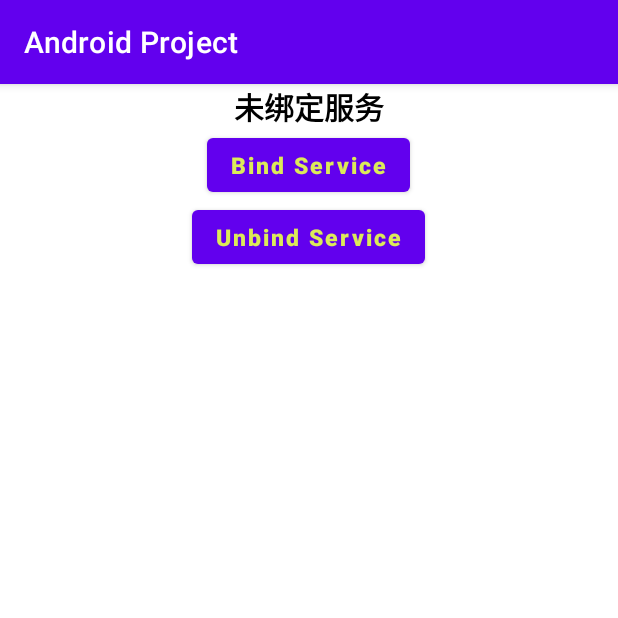
After one commit to UnknowPointError/Android-Project-Basic, an Android app: the ServiceActivity screen opened directly, with no data from a screen before it, on a phone screen of 412 x 824 dp, the top half of it. The commit adds this screen. Run offline under Robolectric (Android 15) with nearby library versions, the phone set to English and light mode, and no system bars; network calls fail.

Commit message:
2021.11.8-->1

```diff
--- /dev/null
+++ b/app/src/main/java/cn/example/androidProject/service/ServiceActivity.kt
@@ -0,0 +1,55 @@
+package cn.example.androidProject.service
+
+import android.content.ComponentName
+import android.content.Context
+import android.content.Intent
+import android.content.ServiceConnection
+import androidx.appcompat.app.AppCompatActivity
+import android.os.Bundle
+import android.os.IBinder
+import android.util.Log
+import android.widget.TextView
+import cn.example.androidProject.databinding.ServiceActivityBinding
+
+class ServiceActivity : AppCompatActivity() {
+    companion object {
+        var text: String = "未绑定服务"
+    }
+
+    lateinit var downloadBinder: MyService.DownloadBinder
+    private val mBinding by lazy { ServiceActivityBinding.inflate(layoutInflater) }
+    private val connection = object : ServiceConnection {
+        override fun onServiceConnected(componentName: ComponentName?, service: IBinder?) {
+            text = "已绑定服务"
+            Log.e("aaa", "执行")
+            downloadBinder = service as MyService.DownloadBinder
+            downloadBinder.startDownload()
+            downloadBinder.getProgress()
+            mBinding.serviceTextView.text = text
+        }
+
+        override fun onServiceDisconnected(componentName: ComponentName?) {
+        }
+
+    }
+
+
+    override fun onCreate(savedInstanceState: Bundle?) {
+        super.onCreate(savedInstanceState)
+        setContentView(mBinding.root)
+        initComponent()
+    }
+
+    private fun initComponent() {
+        mBinding.apply {
+            bindService.setOnClickListener {
+                val intent = Intent(this@ServiceActivity, MyService::class.java)
+                bindService(intent, connection, Context.BIND_AUTO_CREATE)
+            }
+            unBindService.setOnClickListener {
+                unbindService(connection)
+                mBinding.serviceTextView.text = "取消绑定服务"
+            }
+        }
+    }
+}
--- /dev/null
+++ b/app/src/main/res/layout/service_activity.xml
@@ -0,0 +1,40 @@
+<?xml version="1.0" encoding="utf-8"?>
+<LinearLayout xmlns:android="http://schemas.android.com/apk/res/android"
+    xmlns:tools="http://schemas.android.com/tools"
+    android:layout_width="match_parent"
+    android:layout_height="match_parent"
+    android:orientation="vertical"
+    tools:context=".service.ServiceActivity">
+
+    <TextView
+        android:id="@+id/serviceTextView"
+        android:layout_width="match_parent"
+        android:layout_height="wrap_content"
+        android:gravity="center_horizontal"
+        android:text="未绑定服务"
+        android:textColor="@color/black"
+        android:textSize="20sp"
+        android:textStyle="bold" />
+
+    <Button
+        android:id="@+id/bindService"
+        android:layout_width="wrap_content"
+        android:layout_height="wrap_content"
+        android:layout_gravity="center_horizontal"
+        android:text="Bind Service"
+        android:textAllCaps="false"
+        android:textColor="#DCEA59"
+        android:textSize="15sp"
+        android:textStyle="bold" />
+
+    <Button
+        android:id="@+id/unBindService"
+        android:layout_width="wrap_content"
+        android:layout_height="wrap_content"
+        android:layout_gravity="center_horizontal"
+        android:text="Unbind Service"
+        android:textAllCaps="false"
+        android:textColor="#DCEA59"
+        android:textSize="15sp"
+        android:textStyle="bold" />
+</LinearLayout>
--- /dev/null
+++ b/app/src/main/res/xml/file_paths.xml
@@ -0,0 +1,6 @@
+<?xml version="1.0" encoding="UTF-8" ?>
+<paths xmlns:android="http://schemas.android.com/apk/res/android">
+    <external-path
+        name="my_images"
+        path="/"/>
+</paths>
```
Also changed, not shown: app/src/main/AndroidManifest.xml (+27 -1 lines), app/src/main/java/cn/example/androidProject/MainActivity.kt (+34 -26 lines), app/src/main/java/cn/example/androidProject/cameraAlbum/CameraAlbumActivity.kt (added, +80 -0 lines), app/src/main/java/cn/example/androidProject/contentProvider/DataBaseProvider.kt (+8 -6 lines), app/src/main/java/cn/example/androidProject/media/MediaActivity.kt (+44 -56 lines), app/src/main/java/cn/example/androidProject/media/MediaBinder.kt (deleted, +0 -88 lines), app/src/main/java/cn/example/androidProject/media/MediaService.kt (+8 -1 lines), app/src/main/java/cn/example/androidProject/media/MusicService.kt (added, +103 -0 lines), app/src/main/java/cn/example/androidProject/service/MyService.kt (added, +27 -0 lines), app/src/main/res/layout/activity_main.xml (+20 -0 lines), app/src/main/res/layout/camera_album_activity.xml (added, +34 -0 lines), app/src/main/res/layout/media_activity.xml (+23 -2 lines).
